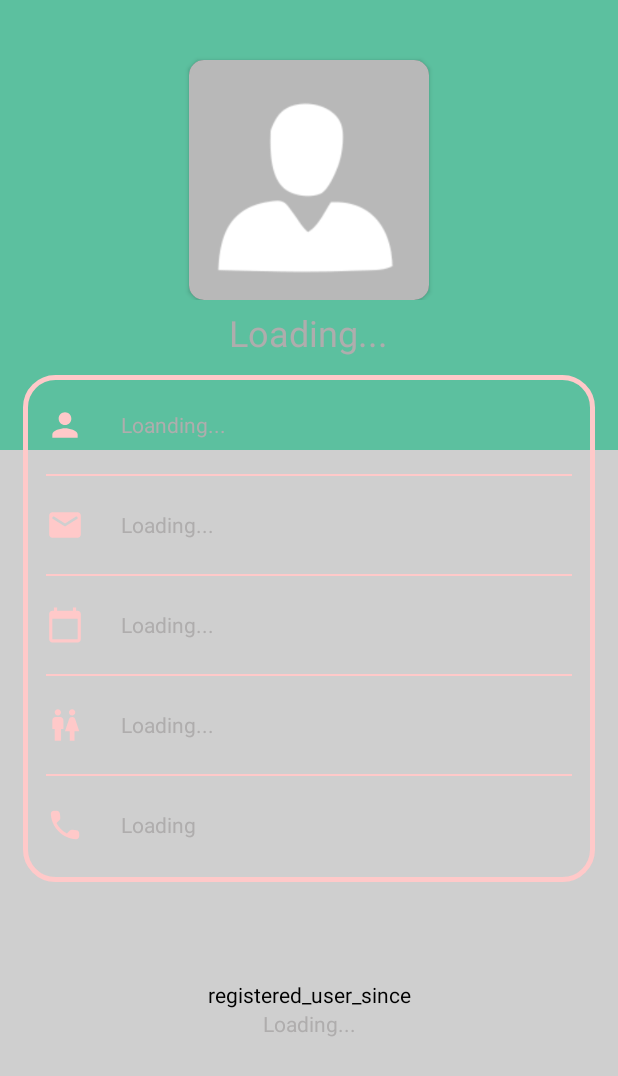
After one commit to 4-iphone-1-android/My-Cinema, an Android app built with Jetpack Compose: the ProfileActivity screen opened directly, with no data from a screen before it, on a phone screen of 412 x 824 dp. The commit adds this screen. Shown: the top 1076 px of the screen. Run offline under Robolectric (Android 15) with nearby library versions, the phone set to English and light mode, and no system bars.

Commit message:
Add user profile

```diff
--- a/MidTerm/app/src/main/AndroidManifest.xml
+++ b/MidTerm/app/src/main/AndroidManifest.xml
@@ -16,6 +16,12 @@
         android:supportsRtl="true"
         android:theme="@style/Theme.MyCinema"
         tools:targetApi="31">
+        <activity
+            android:name=".ProfileActivity"
+            android:exported="false" />
+        <activity
+            android:name=".UserProfile"
+            android:exported="false" />
         <activity
             android:name=".ForgotPasswordActivity"
             android:exported="false" />
--- a/MidTerm/app/src/main/java/com/example/mycinema/ForgotPasswordActivity.java
+++ b/MidTerm/app/src/main/java/com/example/mycinema/ForgotPasswordActivity.java
@@ -1,14 +1,85 @@
 package com.example.mycinema;
 
+import androidx.annotation.NonNull;
 import androidx.appcompat.app.AppCompatActivity;
 
+import android.content.Intent;
 import android.os.Bundle;
+import android.text.TextUtils;
+import android.util.Log;
+import android.util.Patterns;
+import android.view.View;
+import android.widget.Button;
+import android.widget.EditText;
+import android.widget.Toast;
+
+import com.google.android.gms.tasks.OnCompleteListener;
+import com.google.android.gms.tasks.Task;
+import com.google.firebase.auth.FirebaseAuth;
+import com.google.firebase.auth.FirebaseAuthInvalidUserException;
+import com.google.firebase.auth.FirebaseUser;
+
+import java.util.regex.Pattern;
 
 public class ForgotPasswordActivity extends AppCompatActivity {
+    private Button btnSendEmail;
+    private EditText etEmail;
+    private FirebaseAuth mAuth;
+    private final static String TAG = "ForgotPasswordActivity";
 
     @Override
     protected void onCreate(Bundle savedInstanceState) {
         super.onCreate(savedInstanceState);
         setContentView(R.layout.activity_forgot_password);
+
+        btnSendEmail = findViewById(R.id.btnSendEmail);
+        etEmail = findViewById(R.id.etEmail);
+
+        mAuth = FirebaseAuth.getInstance();
+
+        btnSendEmail.setOnClickListener(new View.OnClickListener() {
+            @Override
+            public void onClick(View v) {
+                String email = etEmail.getText().toString();
+                if (TextUtils.isEmpty(email)) {
+                    etEmail.setError("Email is required");
+                    etEmail.requestFocus();
+                } else if (!Patterns.EMAIL_ADDRESS.matcher(email).matches()) {
+                    etEmail.setError("Invalid email");
+                    etEmail.requestFocus();
+                } else {
+                    resetPassword(email);
+                }
+            }
+        });
     }
+
+    private void resetPassword(String email) {
+        mAuth.sendPasswordResetEmail(email).addOnCompleteListener(new OnCompleteListener<Void>() {
+            @Override
+            public void onComplete(@NonNull Task<Void> task) {
+                if (task.isSuccessful()) {
+                    FirebaseUser user = mAuth.getCurrentUser();
+                    if (user != null && user.isEmailVerified()) {
+                        Toast.makeText(ForgotPasswordActivity.this, "Password reset email sent.", Toast.LENGTH_SHORT).show();
+                        Intent mainIntent = new Intent(ForgotPasswordActivity.this, LoginActivity.class);
+                        mainIntent.setFlags(Intent.FLAG_ACTIVITY_CLEAR_TOP | Intent.FLAG_ACTIVITY_SINGLE_TOP | Intent.FLAG_ACTIVITY_CLEAR_TASK);
+                        startActivity(mainIntent);
+                        finish();
+                    } else {
+                        etEmail.setError("Email is not registered");
+                        etEmail.requestFocus();
+                    }
+                } else {
+                    try {
+                        throw task.getException();
+                    } catch (Exception e) {
+                        Log.e(TAG, "Password reset failed: " + e.getMessage());
+                        Toast.makeText(ForgotPasswordActivity.this, "Password reset failed", Toast.LENGTH_SHORT).show();
+                    }
+                }
+            }
+        });
+    }
+
 }
--- a/MidTerm/app/src/main/java/com/example/mycinema/LoginActivity.java
+++ b/MidTerm/app/src/main/java/com/example/mycinema/LoginActivity.java
@@ -137,15 +137,15 @@ public class LoginActivity extends AppCompatActivity {
     }
 
     // Check if user is already logged in and redirect to MainActivity
-    @Override
-    protected void onStart() {
-        super.onStart();
-        FirebaseUser currentUser = mAuth.getCurrentUser();
-        if (currentUser != null && currentUser.isEmailVerified()) {
-            Intent mainIntent = new Intent(LoginActivity.this, MainActivity.class);
-            mainIntent.setFlags(Intent.FLAG_ACTIVITY_CLEAR_TOP | Intent.FLAG_ACTIVITY_SINGLE_TOP | Intent.FLAG_ACTIVITY_CLEAR_TASK);
-            startActivity(mainIntent);
-            finish();
-        }
-    }
+//    @Override
+//    protected void onStart() {
+//        super.onStart();
+//        FirebaseUser currentUser = mAuth.getCurrentUser();
+//        if (currentUser != null && currentUser.isEmailVerified()) {
+//            Intent mainIntent = new Intent(LoginActivity.this, MainActivity.class);
+//            mainIntent.setFlags(Intent.FLAG_ACTIVITY_CLEAR_TOP | Intent.FLAG_ACTIVITY_SINGLE_TOP | Intent.FLAG_ACTIVITY_CLEAR_TASK);
+//            startActivity(mainIntent);
+//            finish();
+//        }
+//    }
 }
--- a/MidTerm/app/src/main/java/com/example/mycinema/MainActivity.java
+++ b/MidTerm/app/src/main/java/com/example/mycinema/MainActivity.java
@@ -50,35 +50,18 @@ public class MainActivity extends AppCompatActivity implements View.OnClickListe
 
         ImageView heartButton = findViewById(R.id.showFavoriteButton);
         heartButton.setOnClickListener(this);
+
+        ImageView profileButton = findViewById(R.id.showProfileButton);
+        profileButton.setOnClickListener(view -> {
+            Intent intent = new Intent(this, ProfileActivity.class);
+            startActivity(intent);
+        });
 //
 //        mySetupData = new setUpData(this);
 //        mySetupData.pushMovies(movieList);
 
     }
 
-//    private void setUpTrendingFilm(){
-//        DatabaseReference myRef = database.getReference("trending");
-//        myRef.addValueEventListener(new ValueEventListener() {
-//            @Override
-//            public void onDataChange(@NonNull DataSnapshot dataSnapshot) {
-//                trendingMovies.clear();
-//                for (DataSnapshot postSnapshot : dataSnapshot.getChildren()) {
-//                    Movie movie = postSnapshot.getValue(Movie.class);
-//                    trendingMovies.add(movie);
-//                }
-//                setUpTrendingFilm();
-//            }
-//
-//            @Override
-//            public void onCancelled(@NonNull DatabaseError databaseError) {
-//
-//            }
-//        });
-//
-//        RecyclerView recyclerView = findViewById(R.id.trendingList);
-//        CategoryAdapter adapter = new CategoryAdapter(this, trendingMovies);
-//        recyclerView.setAdapter(adapter);
-//    }
 
     private void setUpData(){
         trendingMovies.add(movieList.get(15));
--- /dev/null
+++ b/MidTerm/app/src/main/java/com/example/mycinema/ProfileActivity.java
@@ -0,0 +1,14 @@
+package com.example.mycinema;
+
+import androidx.appcompat.app.AppCompatActivity;
+
+import android.os.Bundle;
+
+public class ProfileActivity extends AppCompatActivity {
+
+    @Override
+    protected void onCreate(Bundle savedInstanceState) {
+        super.onCreate(savedInstanceState);
+        setContentView(R.layout.activity_profile);
+    }
+}
--- /dev/null
+++ b/MidTerm/app/src/main/res/drawable/baseline_account_circle_24.xml
@@ -0,0 +1,5 @@
+<vector android:height="35dp" android:tint="#000000"
+    android:viewportHeight="24" android:viewportWidth="24"
+    android:width="35dp" xmlns:android="http://schemas.android.com/apk/res/android">
+    <path android:fillColor="@android:color/white" android:pathData="M12,2C6.48,2 2,6.48 2,12s4.48,10 10,10s10,-4.48 10,-10S17.52,2 12,2zM12,6c1.93,0 3.5,1.57 3.5,3.5S13.93,13 12,13s-3.5,-1.57 -3.5,-3.5S10.07,6 12,6zM12,20c-2.03,0 -4.43,-0.82 -6.14,-2.88C7.55,15.8 9.68,15 12,15s4.45,0.8 6.14,2.12C16.43,19.18 14.03,20 12,20z"/>
+</vector>
--- /dev/null
+++ b/MidTerm/app/src/main/res/drawable/baseline_wc_24.xml
@@ -0,0 +1,5 @@
+<vector android:height="24dp" android:tint="@color/pink"
+    android:viewportHeight="24" android:viewportWidth="24"
+    android:width="24dp" xmlns:android="http://schemas.android.com/apk/res/android">
+    <path android:fillColor="@android:color/white" android:pathData="M5.5,22v-7.5L4,14.5L4,9c0,-1.1 0.9,-2 2,-2h3c1.1,0 2,0.9 2,2v5.5L9.5,14.5L9.5,22h-4zM18,22v-6h3l-2.54,-7.63C18.18,7.55 17.42,7 16.56,7h-0.12c-0.86,0 -1.63,0.55 -1.9,1.37L12,16h3v6h3zM7.5,6c1.11,0 2,-0.89 2,-2s-0.89,-2 -2,-2 -2,0.89 -2,2 0.89,2 2,2zM16.5,6c1.11,0 2,-0.89 2,-2s-0.89,-2 -2,-2 -2,0.89 -2,2 0.89,2 2,2z"/>
+</vector>
--- a/MidTerm/app/src/main/res/layout/activity_forgot_password.xml
+++ b/MidTerm/app/src/main/res/layout/activity_forgot_password.xml
@@ -56,7 +56,7 @@
                 android:textSize="18sp" />
 
             <EditText
-                android:id="@+id/username"
+                android:id="@+id/etEmail"
                 android:layout_width="match_parent"
                 android:layout_height="50dp"
                 android:layout_marginTop="40dp"
@@ -70,7 +70,7 @@
                 android:textColorHint="#AFADAD" />
 
             <Button
-                android:id="@+id/ResetPasswordButton"
+                android:id="@+id/btnSendEmail"
                 android:layout_width="match_parent"
                 android:layout_height="60dp"
                 android:layout_marginTop="30dp"
--- a/MidTerm/app/src/main/res/layout/activity_main.xml
+++ b/MidTerm/app/src/main/res/layout/activity_main.xml
@@ -150,7 +150,7 @@
             <LinearLayout
                 android:layout_width="match_parent"
                 android:layout_height="match_parent"
-                android:orientation="vertical"
+                android:orientation="horizontal"
                 tools:context=".MainActivity">
 
                 <ImageView
@@ -161,6 +161,17 @@
                     android:layout_marginHorizontal="5dp"
                     android:layout_marginVertical="5dp"
                     android:background="@drawable/heart_shape" />
+                <ImageView
+                    android:id="@+id/showProfileButton"
+                    android:layout_width="wrap_content"
+                    android:layout_height="wrap_content"
+                    android:layout_gravity="center|left"
+                    android:layout_marginStart="315dp"
+                    android:layout_marginHorizontal="5dp"
+                    android:layout_marginVertical="5dp"
+                    android:background="@drawable/baseline_account_circle_24" />
+
+
 
             </LinearLayout>
 
--- /dev/null
+++ b/MidTerm/app/src/main/res/layout/activity_profile.xml
@@ -0,0 +1,284 @@
+<?xml version="1.0" encoding="utf-8"?>
+<ScrollView xmlns:android="http://schemas.android.com/apk/res/android"
+    xmlns:app="http://schemas.android.com/apk/res-auto"
+    android:id="@+id/swipeContainer"
+    android:layout_width="match_parent"
+    android:layout_height="match_parent"
+    android:gravity="center"
+    android:orientation="vertical"
+    android:background="#CFCFCF">
+
+    <LinearLayout
+        android:layout_width="match_parent"
+        android:layout_height="wrap_content"
+        android:gravity="center"
+        android:orientation="vertical">
+
+        <RelativeLayout
+            android:id="@+id/layout_head"
+            android:layout_width="match_parent"
+            android:layout_height="300dp"
+            android:background="#5CC09F">
+
+            <RelativeLayout
+                android:id="@+id/RL_imageView"
+                android:layout_width="match_parent"
+                android:layout_height="wrap_content">
+
+                <androidx.cardview.widget.CardView
+                    android:layout_width="wrap_content"
+                    android:layout_height="wrap_content"
+                    android:layout_centerHorizontal="true"
+                    android:layout_marginTop="40dp"
+                    android:elevation="5dp"
+                    app:cardCornerRadius="10dp">
+
+                    <ImageView
+                        android:id="@+id/imageView_profile_dp"
+                        android:layout_width="160dp"
+                        android:layout_height="160dp"
+                        android:background="@drawable/no_profile_pic"
+                        android:scaleType="centerCrop" />
+                </androidx.cardview.widget.CardView>
+
+                <ProgressBar
+                    android:id="@+id/progress_bar_profile_pic"
+                    style="?android:attr/progressBarStyleSmall"
+                    android:layout_width="wrap_content"
+                    android:layout_height="wrap_content"
+                    android:layout_centerHorizontal="true"
+                    android:layout_marginTop="110dp"
+                    android:elevation="10dp"
+                    android:visibility="gone" />
+            </RelativeLayout>
+
+            <TextView
+                android:id="@+id/textView_show_welcome"
+                android:layout_width="wrap_content"
+                android:layout_height="wrap_content"
+                android:layout_below="@id/RL_imageView"
+                android:layout_centerHorizontal="true"
+                android:layout_marginTop="5dp"
+                android:layout_marginBottom="30dp"
+                android:hint="Loading..."
+                android:textAlignment="center"
+                android:textAppearance="@style/TextAppearance.AppCompat.Headline"
+                android:textColor="@color/black"
+                android:textColorHighlight="@color/cardview_dark_background"
+                android:textColorHint="#AFADAD" />
+        </RelativeLayout>
+
+        <RelativeLayout
+            android:layout_width="match_parent"
+            android:layout_height="wrap_content"
+            android:layout_marginLeft="15dp"
+            android:layout_marginTop="-50dp"
+            android:layout_marginRight="15dp"
+            android:layout_marginBottom="15dp"
+            android:background="@drawable/custom_edit_text"
+            android:padding="15dp">
+
+            <RelativeLayout
+                android:id="@+id/RL_name"
+                android:layout_width="match_parent"
+                android:layout_height="wrap_content"
+                android:layout_marginTop="5dp"
+                android:layout_marginBottom="20dp">
+
+                <ImageView
+                    android:id="@+id/ic_profile"
+                    android:layout_width="25dp"
+                    android:layout_height="25dp"
+                    android:layout_centerVertical="true"
+                    android:background="@drawable/ic_baseline_person_24" />
+
+                <TextView
+                    android:id="@+id/textView_show_full_name"
+                    android:layout_width="wrap_content"
+                    android:layout_height="wrap_content"
+                    android:layout_alignStart="@id/ic_profile"
+                    android:layout_centerVertical="true"
+                    android:layout_marginStart="50dp"
+                    android:hint="Loanding..."
+                    android:textColor="@color/black"
+                    android:textColorHighlight="@color/cardview_dark_background"
+                    android:textColorHint="#AFADAD" />
+            </RelativeLayout>
+
+            <View
+                android:id="@+id/divider_name"
+                android:layout_width="match_parent"
+                android:layout_height="1dp"
+                android:layout_below="@id/RL_name"
+                android:background="@color/pink" />
+
+            <RelativeLayout
+                android:id="@+id/RL_email"
+                android:layout_width="match_parent"
+                android:layout_height="wrap_content"
+                android:layout_below="@id/divider_name"
+                android:layout_marginTop="10dp"
+                android:layout_marginBottom="10dp">
+
+                <ImageView
+                    android:id="@+id/ic_email"
+                    android:layout_width="25dp"
+                    android:layout_height="25dp"
+                    android:layout_centerVertical="true"
+                    android:layout_marginTop="20dp"
+                    android:background="@drawable/round_email_24" />
+
+                <TextView
+                    android:id="@+id/textView_show_email"
+                    android:layout_width="wrap_content"
+                    android:layout_height="wrap_content"
+                    android:layout_alignStart="@id/ic_email"
+                    android:layout_centerVertical="true"
+                    android:layout_marginStart="50dp"
+                    android:layout_marginTop="20dp"
+                    android:hint="Loading..."
+                    android:textColor="@color/black"
+                    android:textColorHighlight="@color/cardview_dark_background"
+                    android:textColorHint="#AFADAD" />
+            </RelativeLayout>
+
+            <View
+                android:id="@+id/divider_email"
+                android:layout_width="match_parent"
+                android:layout_height="1dp"
+                android:layout_below="@id/RL_email"
+                android:background="@color/pink" />
+
+            <RelativeLayout
+                android:id="@+id/RL_dob"
+                android:layout_width="match_parent"
+                android:layout_height="wrap_content"
+                android:layout_below="@id/divider_email"
+                android:layout_marginTop="10dp"
+                android:layout_marginBottom="10dp">
+
+                <ImageView
+                    android:id="@+id/ic_dob"
+                    android:layout_width="25dp"
+                    android:layout_height="25dp"
+                    android:layout_centerVertical="true"
+                    android:layout_marginTop="20dp"
+                    android:background="@drawable/baseline_calendar_today_24" />
+
+                <TextView
+                    android:id="@+id/textView_show_dob"
+                    android:layout_width="wrap_content"
+                    android:layout_height="wrap_content"
+                    android:layout_alignStart="@id/ic_dob"
+                    android:layout_centerVertical="true"
+                    android:layout_marginStart="50dp"
+                    android:layout_marginTop="20dp"
+                    android:hint="Loading..."
+                    android:textColor="@color/black"
+                    android:textColorHighlight="@color/cardview_dark_background"
+                    android:textColorHint="#AFADAD" />
+            </RelativeLayout>
+
+            <View
+                android:id="@+id/divider_dob"
+                android:layout_width="match_parent"
+                android:layout_height="1dp"
+                android:layout_below="@id/RL_dob"
+                android:background="@color/pink" />
+
+            <RelativeLayout
+                android:id="@+id/RL_gender"
+                android:layout_width="match_parent"
+                android:layout_height="wrap_content"
+                android:layout_below="@id/divider_dob"
+                android:layout_marginTop="10dp"
+                android:layout_marginBottom="10dp">
+
+                <ImageView
+                    android:id="@+id/ic_gender"
+                    android:layout_width="25dp"
+                    android:layout_height="25dp"
+                    android:layout_centerVertical="true"
+                    android:layout_marginTop="20dp"
+                    android:background="@drawable/baseline_wc_24" />
+
+                <TextView
+                    android:id="@+id/textView_show_gender"
+                    android:layout_width="wrap_content"
+                    android:layout_height="wrap_content"
+                    android:layout_alignStart="@id/ic_gender"
+                    android:layout_centerVertical="true"
+                    android:layout_marginStart="50dp"
+                    android:layout_marginTop="20dp"
+                    android:hint="Loading..."
+                    android:textColor="@color/black"
+                    android:textColorHighlight="@color/cardview_dark_background"
+                    android:textColorHint="#AFADAD" />
+            </RelativeLayout>
+
+            <View
+                android:id="@+id/divider_gender"
+                android:layout_width="match_parent"
+                android:layout_height="1dp"
+                android:layout_below="@id/RL_gender"
+                android:background="@color/pink" />
+
+            <RelativeLayout
+                android:id="@+id/RL_mobile"
+                android:layout_width="match_parent"
+                android:layout_height="wrap_content"
+                android:layout_below="@id/divider_gender"
+                android:layout_marginTop="10dp">
+
+                <ImageView
+                    android:id="@+id/ic_mobile"
+                    android:layout_width="25dp"
+                    android:layout_height="25dp"
+                    android:layout_centerVertical="true"
+                    android:layout_marginTop="20dp"
+                    android:background="@drawable/round_phone_24" />
+
+                <TextView
+                    android:id="@+id/textView_show_mobile"
+                    android:layout_width="wrap_content"
+                    android:layout_height="wrap_content"
+                    android:layout_alignStart="@id/ic_mobile"
+                    android:layout_centerVertical="true"
+                    android:layout_marginStart="50dp"
+                    android:layout_marginTop="20dp"
+                    android:hint="Loading"
+                    android:textColor="@color/black"
+                    android:textColorHighlight="@color/cardview_dark_background"
+                    android:textColorHint="#AFADAD" />
+            </RelativeLayout>
+
+            <ProgressBar
+                android:id="@+id/progress_bar"
+                style="?android:attr/progressBarStyleLarge"
+                android:layout_width="wrap_content"
+                android:layout_height="wrap_content"
+                android:layout_centerInParent="true"
+                android:elevation="10dp"
+                android:visibility="gone" />
+        </RelativeLayout>
+
+        <TextView
+            android:layout_width="match_parent"
+            android:layout_height="wrap_content"
+            android:layout_marginTop="50dp"
+            android:text="registered_user_since"
+            android:textAlignment="center" />
+
+        <TextView
+            android:id="@+id/textView_show_register_date"
+            android:layout_width="match_parent"
+            android:layout_height="wrap_content"
+            android:hint="Loading..."
+            android:textAlignment="center"
+            android:textColor="@color/black"
+            android:textColorHighlight="@color/cardview_dark_background"
+            android:textColorHint="#AFADAD" />
+
+    </LinearLayout>
+
+</ScrollView>
```
Also changed, not shown: MidTerm/app/src/main/res/drawable/no_profile_pic.png (added).
